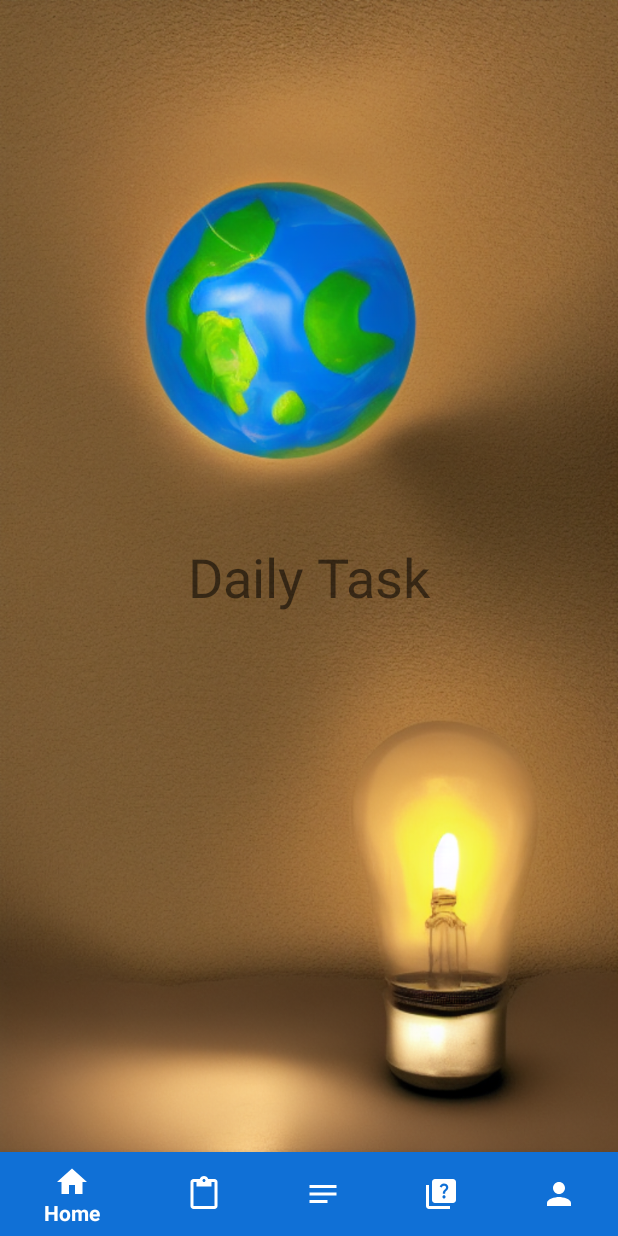
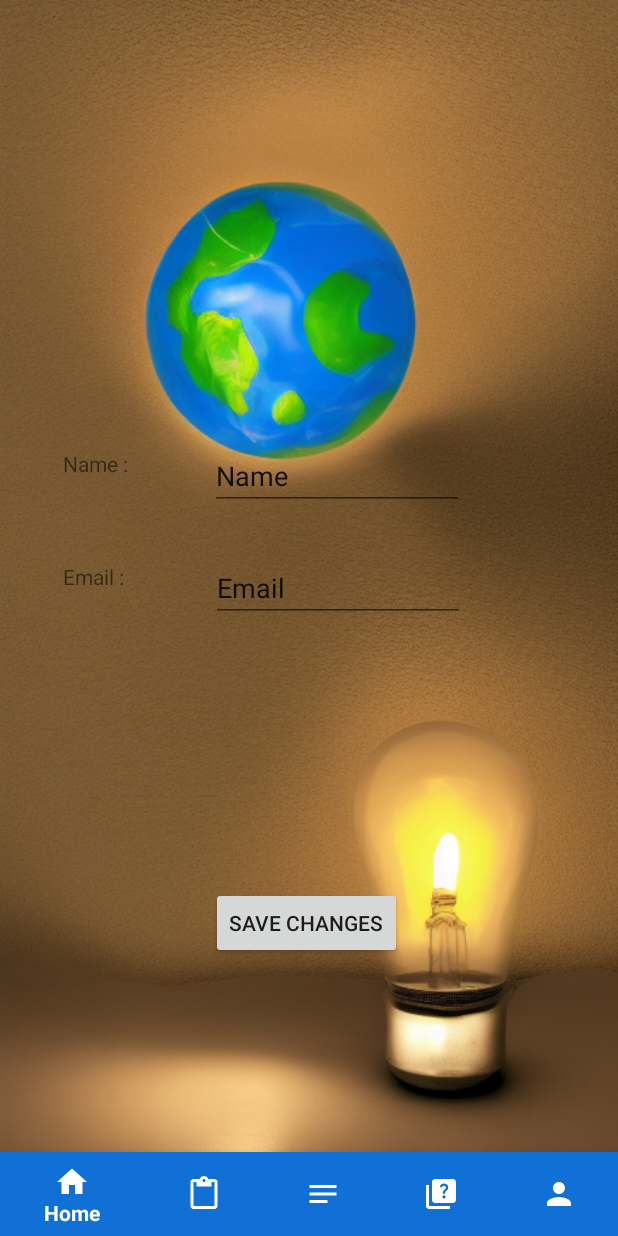
Before and after one commit to zhenxian0818/Mobile_Assignment, an Android app: the fragment UserProfileFragment placed in its activity, on a phone screen of 412 x 824 dp. Run offline under Robolectric (Android 15) with nearby library versions, the light colour scheme and no system bars; our stand-ins replace Firebase (no records; nobody signed in at launch, a user with empty details on screens opened directly).

```diff
--- a/app/src/main/java/com/example/mobileassignment/Login.kt
+++ b/app/src/main/java/com/example/mobileassignment/Login.kt
@@ -20,6 +20,7 @@ class Login : AppCompatActivity() {
 
         // authentication for login
         auth = FirebaseAuth.getInstance()
+
 
         //val email : TextView = findViewById(R.id.tfEmail)
         //val password : TextView = findViewById(R.id.tfPassword)
@@ -52,4 +53,6 @@ class Login : AppCompatActivity() {
         }
         return false
     }
+
+
 }
--- a/app/src/main/java/com/example/mobileassignment/MainActivity.kt
+++ b/app/src/main/java/com/example/mobileassignment/MainActivity.kt
@@ -11,6 +11,7 @@ import com.google.android.material.bottomnavigation.BottomNavigationView
 import com.google.android.material.internal.NavigationMenu
 import com.google.android.material.internal.NavigationMenuItemView
 import com.google.android.material.internal.NavigationMenuView
+import com.google.firebase.auth.FirebaseAuth
 
 class MainActivity : AppCompatActivity() {
 
@@ -18,11 +19,13 @@ class MainActivity : AppCompatActivity() {
     private val setGoalFragment = SetGoalFragment()
     private val userProfileFragment = UserProfileFragment()
     private val homeFragment = HomeFragment()
+    private val loginFragment = LoginFragment()
     private val quizFragment = QuizTitleFragment()
 
     lateinit var bottom_navigation : BottomNavigationView
 
     private lateinit var email : TextView
+
 
     override fun onCreate(savedInstanceState: Bundle?) {
         super.onCreate(savedInstanceState)
@@ -44,7 +47,12 @@ class MainActivity : AppCompatActivity() {
                 R.id.ic_set_goal->replaceFragment(setGoalFragment)
                 R.id.ic_quiz_page->replaceFragment(quizFragment)
                 R.id.ic_user_profile->{
-
+                    if(!isLogin()){
+                        replaceFragment(loginFragment)
+                    }
+                    else{
+                        replaceFragment(userProfileFragment)
+                    }
                 }
             }
             true
@@ -58,4 +66,9 @@ class MainActivity : AppCompatActivity() {
             transaction.commit()
         }
     }
+
+    private fun isLogin():Boolean{
+        val authLogged = FirebaseAuth.getInstance().currentUser
+        return authLogged != null
+    }
 }
--- /dev/null
+++ b/app/src/main/java/com/example/mobileassignment/fragments/LoginFragment.kt
@@ -0,0 +1,20 @@
+package com.example.mobileassignment.fragments
+
+import android.app.Activity
+import android.os.Bundle
+import androidx.fragment.app.Fragment
+import android.view.LayoutInflater
+import android.view.View
+import android.view.ViewGroup
+import com.example.mobileassignment.R
+
+class LoginFragment : Fragment() {
+
+    override fun onCreateView(
+        inflater: LayoutInflater, container: ViewGroup?,
+        savedInstanceState: Bundle?
+    ): View? {
+        // Inflate the layout for this fragment
+        return inflater.inflate(R.layout.activity_login, container, false)
+    }
+}
--- a/app/src/main/res/layout/fragment_home.xml
+++ b/app/src/main/res/layout/fragment_home.xml
@@ -69,4 +69,5 @@
         app:layout_constraintHorizontal_bias="0.502"
         app:layout_constraintStart_toStartOf="parent"
         app:layout_constraintTop_toBottomOf="@+id/btnHelp" />
+
 </androidx.constraintlayout.widget.ConstraintLayout>
--- a/app/src/main/res/layout/fragment_user_profile.xml
+++ b/app/src/main/res/layout/fragment_user_profile.xml
@@ -6,15 +6,79 @@
     xmlns:app="http://schemas.android.com/apk/res-auto"
     tools:context=".fragments.UserProfileFragment">
 
-    <TextView
-        android:id="@+id/daily_task"
+    <ImageView
+        android:id="@+id/userProfileImage"
         android:layout_width="wrap_content"
         android:layout_height="wrap_content"
-        android:text="Daily Task"
-        android:textSize="36sp"
+        app:layout_constraintBottom_toBottomOf="parent"
+        app:layout_constraintEnd_toEndOf="parent"
+        app:layout_constraintHorizontal_bias="0.498"
+        app:layout_constraintStart_toStartOf="parent"
         app:layout_constraintTop_toTopOf="parent"
+        app:layout_constraintVertical_bias="0.134"
+        tools:src="@tools:sample/avatars" />
+
+    <TextView
+        android:id="@+id/userProfNameTv"
+        android:layout_width="wrap_content"
+        android:layout_height="wrap_content"
+        android:text="Name : "
         app:layout_constraintBottom_toBottomOf="parent"
-        app:layout_constraintLeft_toLeftOf="parent"
-        app:layout_constraintRight_toRightOf="parent"/>
+        app:layout_constraintEnd_toEndOf="parent"
+        app:layout_constraintHorizontal_bias="0.115"
+        app:layout_constraintStart_toStartOf="parent"
+        app:layout_constraintTop_toTopOf="parent"
+        app:layout_constraintVertical_bias="0.4" />
+
+    <TextView
+        android:id="@+id/userProfEmailTv"
+        android:layout_width="wrap_content"
+        android:layout_height="wrap_content"
+        android:text="Email : "
+        app:layout_constraintBottom_toBottomOf="parent"
+        app:layout_constraintEnd_toEndOf="parent"
+        app:layout_constraintHorizontal_bias="0.114"
+        app:layout_constraintStart_toStartOf="parent"
+        app:layout_constraintTop_toTopOf="parent" />
+
+    <Button
+        android:id="@+id/userProfSaveBtn"
+        android:layout_width="wrap_content"
+        android:layout_height="wrap_content"
+        android:text="Save Changes"
+        app:layout_constraintBottom_toBottomOf="parent"
+        app:layout_constraintEnd_toEndOf="parent"
+        app:layout_constraintHorizontal_bias="0.494"
+        app:layout_constraintStart_toStartOf="parent"
+        app:layout_constraintTop_toTopOf="parent"
+        app:layout_constraintVertical_bias="0.821" />
+
+    <EditText
+        android:id="@+id/userProfTfName"
+        android:layout_width="169dp"
+        android:layout_height="40dp"
+        android:ems="10"
+        android:inputType="textPersonName"
+        android:text="Name"
+        app:layout_constraintBottom_toBottomOf="parent"
+        app:layout_constraintEnd_toEndOf="parent"
+        app:layout_constraintHorizontal_bias="0.335"
+        app:layout_constraintStart_toEndOf="@+id/userProfNameTv"
+        app:layout_constraintTop_toTopOf="parent"
+        app:layout_constraintVertical_bias="0.412" />
+
+    <EditText
+        android:id="@+id/userProfTfEmail"
+        android:layout_width="169dp"
+        android:layout_height="40dp"
+        android:ems="10"
+        android:inputType="textPersonName"
+        android:text="Email"
+        app:layout_constraintBottom_toBottomOf="parent"
+        app:layout_constraintEnd_toEndOf="parent"
+        app:layout_constraintHorizontal_bias="0.348"
+        app:layout_constraintStart_toEndOf="@+id/userProfEmailTv"
+        app:layout_constraintTop_toTopOf="parent"
+        app:layout_constraintVertical_bias="0.515" />
 
 </androidx.constraintlayout.widget.ConstraintLayout>
```
